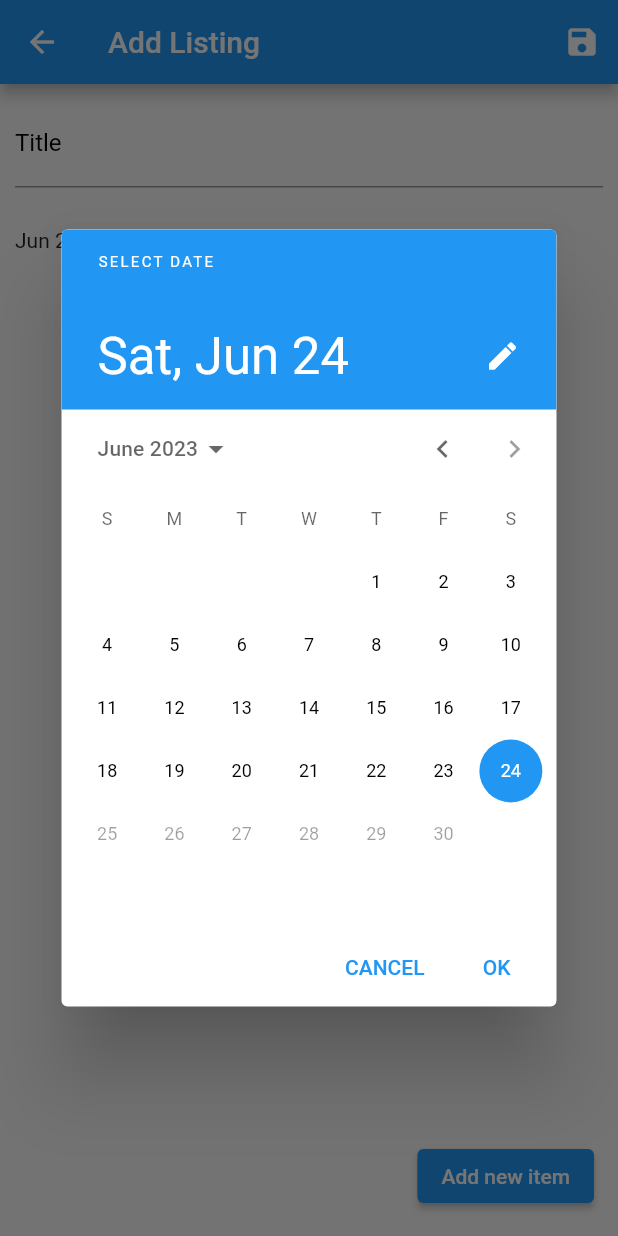
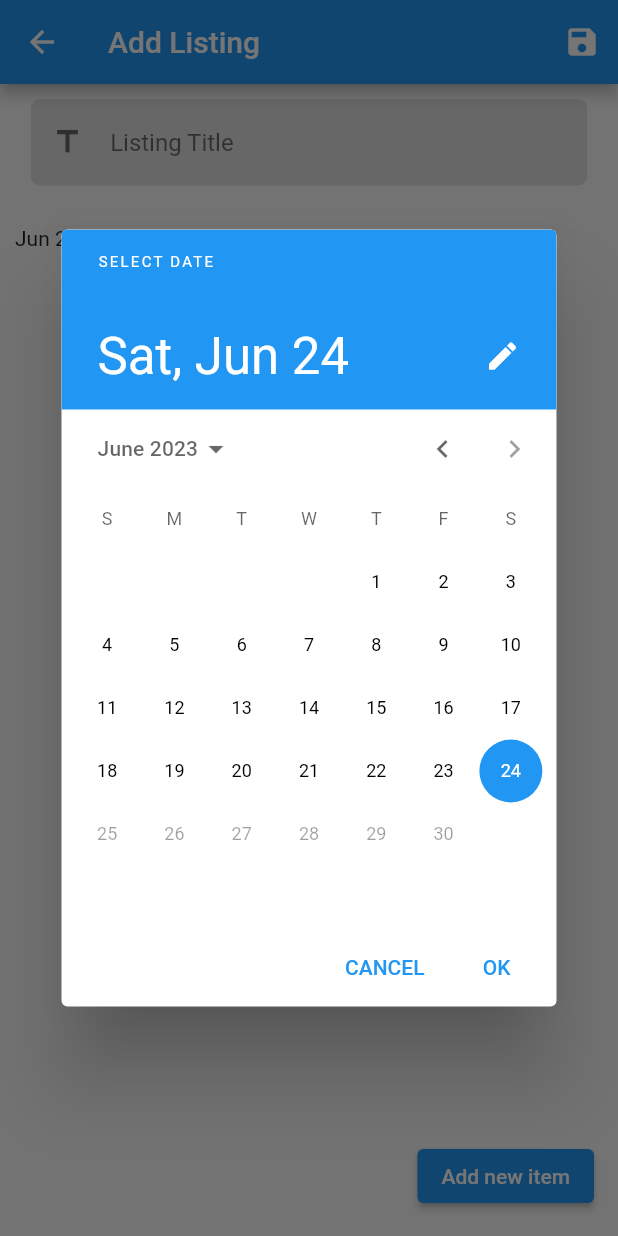
Before and after one commit to denosg/gest_prod_river, a Flutter app: the AddListingScreen screen opened by its route, after a tap on "Choose date", on a phone screen of 412 x 824 dp. Run offline on Flutter 3.47's test engine with Material 2 defaults, Android fonts, the phone set to English and light mode, and no system bars; our stand-ins replace firebase_core, firebase_storage, flutter_riverpod, image_picker; accounts and stored records are empty; generated files the repository leaves out were written again; network calls fail.

Commit message:
custom listing title form

```diff
--- a/lib/screens/add_listing_screen.dart
+++ b/lib/screens/add_listing_screen.dart
@@ -3,6 +3,7 @@ import 'package:flutter_riverpod/flutter_riverpod.dart';
 import 'package:gest_prod_river/providers/item_list_provider.dart';
 import 'package:gest_prod_river/screens/listings_overview_screen.dart';
 import 'package:gest_prod_river/widgets/add_list_screen/added_item.dart';
+import 'package:gest_prod_river/widgets/add_list_screen/listing_title_form.dart';
 import 'package:intl/intl.dart';
 
 import '../models/listing.dart';
@@ -106,6 +107,13 @@ class AddListingScreenState extends ConsumerState<AddListingScreen> {
     );
   }
 
+  void saveStateOfTextField(Listing updatedListing) {
+    setState(() {
+      _tempListing =
+          updatedListing; // Update _tempListing with the updatedListing from MyTextForm
+    });
+  }
+
   @override
   Widget build(BuildContext context) {
     //get the device size
@@ -127,37 +135,12 @@ class AddListingScreenState extends ConsumerState<AddListingScreen> {
               // TODO: move form widget in separate file
               child: Form(
                 key: _form,
-                // title of the listing that will show in the list
                 child: SingleChildScrollView(
                   child: Column(
                     children: [
-                      TextFormField(
-                        autocorrect: false,
-                        decoration: InputDecoration(
-                            labelText: 'Title',
-                            labelStyle: TextStyle(
-                                color:
-                                    Theme.of(context).colorScheme.secondary)),
-                        textInputAction: TextInputAction.next,
-                        // gets the introduced string
-                        onSaved: (title) {
-                          if (title != null) {
-                            _tempListing = Listing(
-                              id: _tempListing.id,
-                              title: title,
-                              dateTime: _tempListing.dateTime,
-                              amount: _tempListing.amount,
-                              itemList: _tempListing.itemList,
-                            );
-                          }
-                        },
-                        validator: (value) {
-                          if (value == '') {
-                            return 'Please provide a value';
-                          }
-                          return null;
-                        },
-                      ),
+                      // title of the listing that will show in the list
+                      ListingTitleForm(
+                          onSave: saveStateOfTextField, listing: _tempListing),
                       // calendar picker for app
                       Container(
                         // color: Colors.red,
--- /dev/null
+++ b/lib/widgets/add_list_screen/listing_title_form.dart
@@ -0,0 +1,72 @@
+import 'package:flutter/material.dart';
+
+import '../../models/listing.dart';
+
+class ListingTitleForm extends StatefulWidget {
+  final Listing listing;
+  final Function(Listing) onSave;
+  const ListingTitleForm(
+      {super.key, required this.onSave, required this.listing});
+
+  @override
+  State<ListingTitleForm> createState() => _ListingTitleFormState();
+}
+
+class _ListingTitleFormState extends State<ListingTitleForm> {
+  @override
+  Widget build(BuildContext context) {
+    double width = MediaQuery.of(context).size.width;
+    double height = MediaQuery.of(context).size.height;
+
+    return Container(
+      width: width * 0.9,
+      height: height * 0.07,
+      padding: EdgeInsets.all(width * 0.03),
+      decoration: BoxDecoration(
+          borderRadius: BorderRadius.circular(6), color: Colors.grey[300]),
+      child: Center(
+        child: Row(
+          children: [
+            const Icon(
+              Icons.title,
+              color: Colors.black54,
+            ),
+            SizedBox(
+              width: width * 0.04,
+            ),
+            Expanded(
+              child: TextFormField(
+                autocorrect: false,
+                decoration: const InputDecoration.collapsed(
+                  hintText: 'Listing Title',
+                  hintStyle: TextStyle(color: Colors.black54),
+                ),
+                textInputAction: TextInputAction.next,
+                // gets the introduced string
+                onChanged: (enteredString) {
+                  if (enteredString != '') {
+                    Listing updatedListing = Listing(
+                      id: widget.listing.id,
+                      title: enteredString,
+                      dateTime: widget.listing.dateTime,
+                      amount: widget.listing.amount,
+                      itemList: widget.listing.itemList,
+                    );
+                    //save the new state of the object
+                    widget.onSave(updatedListing);
+                  }
+                },
+                validator: (value) {
+                  if (value == '') {
+                    return 'Please provide a value';
+                  }
+                  return null;
+                },
+              ),
+            ),
+          ],
+        ),
+      ),
+    );
+  }
+}
--- a/lib/widgets/add_list_screen/text_forms/price_paid_form.dart
+++ b/lib/widgets/add_list_screen/new_item_text_forms/price_paid_form.dart
@@ -1,3 +1,4 @@
+
 import 'package:flutter/material.dart';
 
 import '../../../models/item.dart';
```
Also changed, not shown: lib/widgets/add_list_screen/new_item.dart (+5 -5 lines), lib/widgets/add_list_screen/new_item_text_forms/price_market_form.dart (renamed from lib/widgets/add_list_screen/text_forms/title_form.dart, +23 -12 lines), lib/widgets/add_list_screen/new_item_text_forms/title_form.dart (renamed from lib/widgets/add_list_screen/text_forms/price_market_form.dart, +13 -22 lines), lib/widgets/add_list_screen/new_item_text_forms/amount_item_form.dart (renamed from lib/widgets/add_list_screen/text_forms/amount_item_form.dart), lib/widgets/add_list_screen/new_item_text_forms/image_url_form.dart (renamed from lib/widgets/add_list_screen/text_forms/image_url_form.dart).
